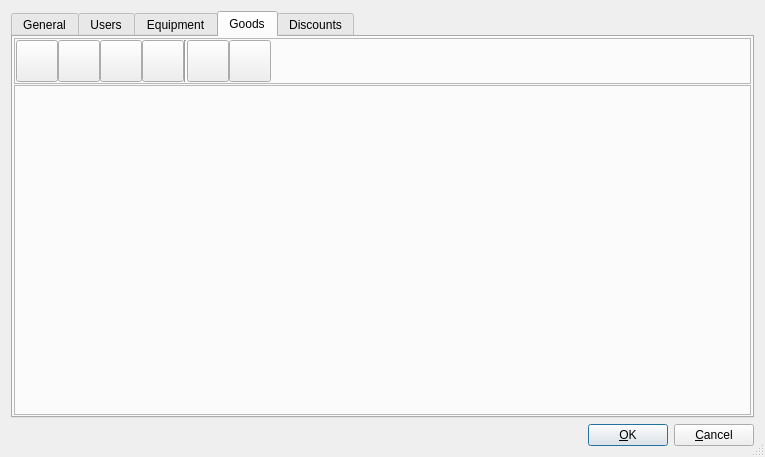
The window that src.qt5/aldebaran/settingsdialog.ui (bizblocks/aldebaran-pos) describes before a commit, drawn with Qt 5.
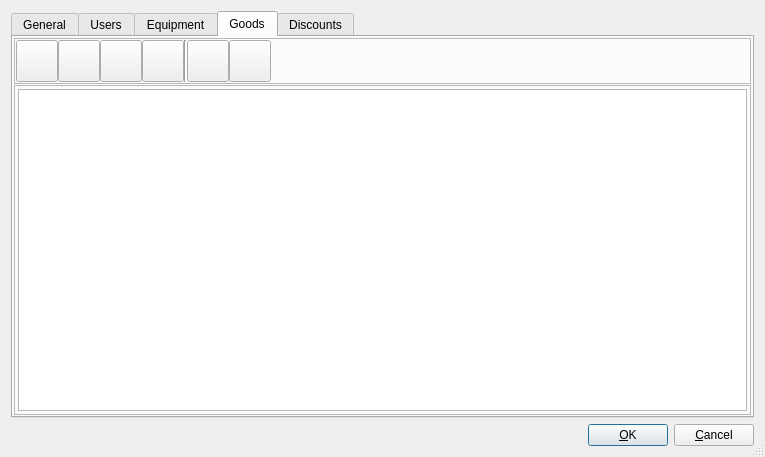
The same window after the commit. The open tabs and pages were chosen to show the change. Icons and pictures are not drawn. Custom widgets are drawn as their Qt base class.

The edit to the form file:
```diff
--- a/src.qt5/aldebaran/settingsdialog.ui
+++ b/src.qt5/aldebaran/settingsdialog.ui
@@ -916,6 +916,23 @@
          <property name="frameShadow">
           <enum>QFrame::Raised</enum>
          </property>
+         <layout class="QGridLayout" name="gridLayout_2">
+          <property name="leftMargin">
+           <number>3</number>
+          </property>
+          <property name="topMargin">
+           <number>3</number>
+          </property>
+          <property name="rightMargin">
+           <number>3</number>
+          </property>
+          <property name="bottomMargin">
+           <number>3</number>
+          </property>
+          <item row="0" column="0">
+           <widget class="alGoodsTable" name="goodsTab"/>
+          </item>
+         </layout>
         </widget>
        </item>
        <item row="0" column="0">
@@ -1243,6 +1260,18 @@
  </widget>
  <layoutdefault spacing="6" margin="11"/>
  <pixmapfunction>qPixmapFromMimeSource</pixmapfunction>
+ <customwidgets>
+  <customwidget>
+   <class>alUsersTable</class>
+   <extends>QTableView</extends>
+   <header>userstable.h</header>
+  </customwidget>
+  <customwidget>
+   <class>alGoodsTable</class>
+   <extends>QTableView</extends>
+   <header>goodstable.h</header>
+  </customwidget>
+ </customwidgets>
  <includes>
   <include location="local">engine.h</include>
   <include location="global">qpixmap.h</include>
```
Left out of the diff: 155 changed lines with no effect on the pictures.
